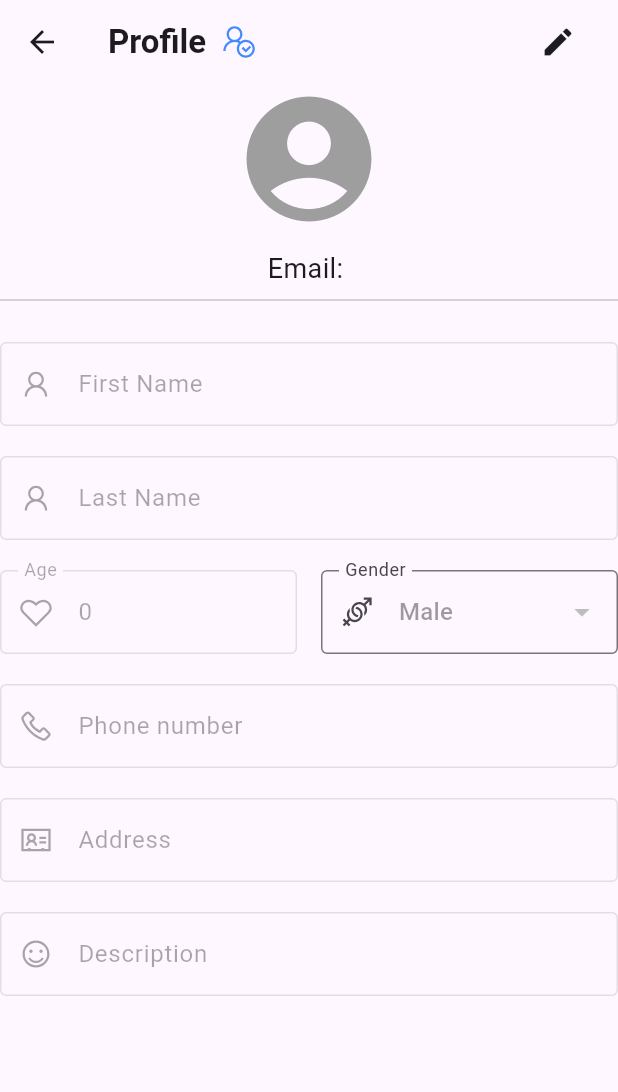
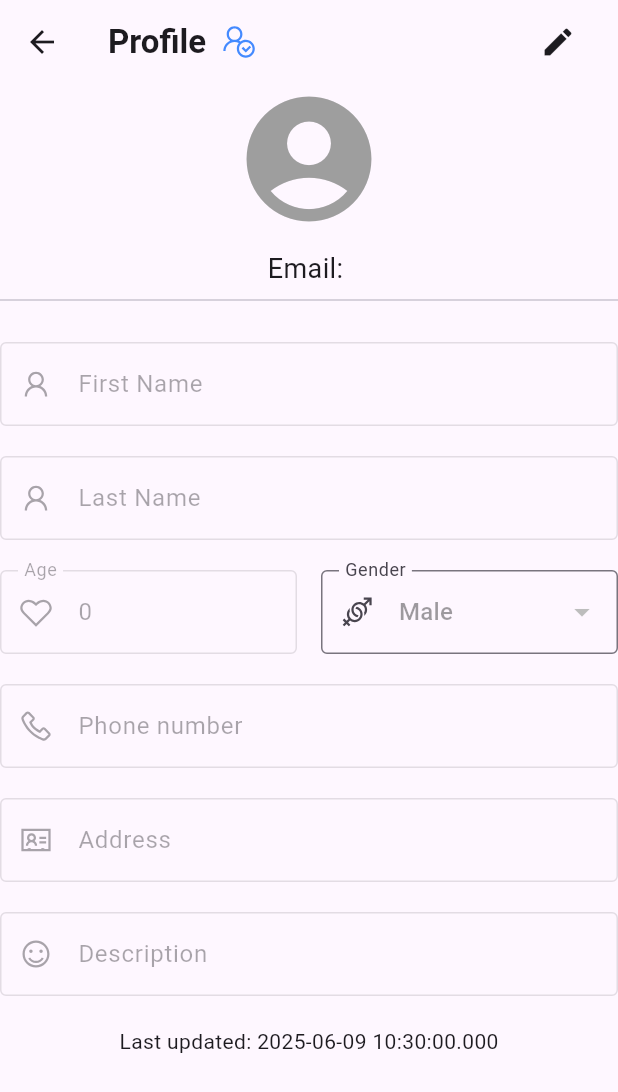
Before and after one commit to SongokuBlue/health, a Flutter app: the screen it shows once a user with an empty profile is signed in, in the side drawer, after a tap on "Profile", on a phone screen of 412 x 824 dp. Shown: the top 1092 px of the screen. Run offline on Flutter 3.47's test engine with Material 3 defaults, Android fonts, the phone set to English and light mode, and no system bars; our stand-ins replace firebase_auth, firebase_core, firebase_database, fl_chart, flutter_svg, line_awesome_flutter and 1 more; missing offline and left inert: omni_datetime_picker; accounts and stored records are empty; network calls fail.

Commit message:
making register page and fixing some other error

```diff
--- a/lib/pages/auth_page.dart
+++ b/lib/pages/auth_page.dart
@@ -2,6 +2,7 @@ import 'package:firebase_auth/firebase_auth.dart';
 import 'package:flutter/material.dart';
 
 import 'package:health/home.dart';
+import 'package:health/pages/login_or_register.dart';
 import 'package:health/pages/login_page.dart';
 class AuthPage extends StatelessWidget {
   const AuthPage({super.key});
@@ -18,7 +19,7 @@ class AuthPage extends StatelessWidget {
           }
           // ❌ Nếu chưa login => vào LoginPage
           else {
-            return LoginPage();
+            return LoginOrRegister();
           }
         },
       ),
--- /dev/null
+++ b/lib/pages/login_or_register.dart
@@ -0,0 +1,33 @@
+import 'package:flutter/material.dart';
+import 'package:health/pages/login_page.dart';
+import 'package:health/pages/register_page.dart';
+
+class LoginOrRegister extends StatefulWidget {
+  const LoginOrRegister({super.key});
+
+  @override
+  State<LoginOrRegister> createState() => _LoginOrRegisterState();
+}
+
+class _LoginOrRegisterState extends State<LoginOrRegister> {
+  bool showLoginPage = true;
+
+  void togglePages() {
+    setState(() {
+      showLoginPage = !showLoginPage;
+    });
+  }
+
+  @override
+  Widget build(BuildContext context) {
+    if (showLoginPage) {
+      return LoginPage(
+        onTap: togglePages,
+      );
+    } else {
+      return RegisterPage(
+        onTap: togglePages,
+      );
+    }
+  }
+}
--- a/lib/pages/login_page.dart
+++ b/lib/pages/login_page.dart
@@ -5,7 +5,8 @@ import 'package:health/bar/textfield.dart';
 
 
 class LoginPage extends StatefulWidget {
-  const LoginPage({super.key});
+  final VoidCallback onTap;
+  const LoginPage({super.key,required this.onTap});
 
   @override
   State<LoginPage> createState() => _LoginPageState();
@@ -16,6 +17,8 @@ class _LoginPageState extends State<LoginPage> {
   final EmailController = TextEditingController(); // lấy giá trị string dc nhập từ user
   final passwordController = TextEditingController();
   void signUserIn() async {
+    FocusScope.of(context).unfocus();
+    await Future.delayed(Duration(milliseconds: 300));
     // Mở loading dialog
     showDialog(
       context: context,
@@ -30,9 +33,9 @@ class _LoginPageState extends State<LoginPage> {
         email: EmailController.text,
         password: passwordController.text,
       );
-      Navigator.pop(context); // Đóng loading dialog
+      Navigator.of(context, rootNavigator: true).pop();
     } on FirebaseAuthException catch (e) {
-       Navigator.pop(context); // Đóng loading dialog
+      Navigator.of(context, rootNavigator: true).pop();
 
       switch (e.code) {
         case 'invalid-credential':
@@ -73,10 +76,10 @@ class _LoginPageState extends State<LoginPage> {
       resizeToAvoidBottomInset: true,
       body: SafeArea(
         child: SingleChildScrollView(
-          padding: EdgeInsets.only(
-            bottom:
-                MediaQuery.of(context,).viewInsets.bottom, // tránh bị che bởi bàn phím
-          ),
+          // padding: EdgeInsets.only(
+          //   bottom:
+          //       MediaQuery.of(context,).viewInsets.bottom, // tránh bị che bởi bàn phím
+          // ),
           child: Column(
             children: [
               //icon
@@ -123,13 +126,17 @@ class _LoginPageState extends State<LoginPage> {
               Row(
                 mainAxisAlignment: MainAxisAlignment.center,
                 children: [
-                  Text("Don't you have an account?"),
+                  const Text("Don't you have an account?"),
                   const SizedBox(width: 10),
-                  Text(
-                    "Create an account",
-                    style: TextStyle(
-                      color: Colors.blue,
-                      fontWeight: FontWeight.bold,
+                  GestureDetector(
+                    onTap: widget.onTap, // khi bấm sẽ gọi togglePages
+                    child: Text(
+                      "Create an account",
+                      style: TextStyle(
+                        color: Colors.blue,
+                        fontWeight: FontWeight.bold,
+                        decoration: TextDecoration.underline, // thêm gạch chân cho rõ là link
+                      ),
                     ),
                   ),
                 ],
--- a/lib/pages/profile.dart
+++ b/lib/pages/profile.dart
@@ -12,7 +12,7 @@ class ProfilePage extends StatefulWidget {
 
 class _ProfilePageState extends State<ProfilePage> {
   final User? user = FirebaseAuth.instance.currentUser; // lấy dữ liệu hiện tại của user đó
-
+  DateTime _lastUpdated = DateTime.now();
   bool isEditing = false;
 
   // Controllers để lưu trữ dữ liệu nhập
@@ -25,6 +25,7 @@ class _ProfilePageState extends State<ProfilePage> {
   String gender = "Male";
 
   void initState() {
+
     super.initState();
     _loadUserData();
   }
@@ -67,6 +68,7 @@ class _ProfilePageState extends State<ProfilePage> {
                     }
 
                     setState(() {
+                      _lastUpdated = DateTime.now(); // Cập nhật lại thời gian
                       isEditing = false;
                     });
 
@@ -192,7 +194,10 @@ class _ProfilePageState extends State<ProfilePage> {
                 ],
               ),
             ),
+            SizedBox(height: 20),
+            Text("Last updated: ${_lastUpdated.toString()}"),
           ],
+
         ),
       ),
     );
--- a/lib/pages/register_page.dart
+++ b/lib/pages/register_page.dart
@@ -0,0 +1,161 @@
+import 'package:firebase_auth/firebase_auth.dart';
+import 'package:flutter/material.dart';
+import 'package:flutter_svg/flutter_svg.dart';
+import 'package:health/bar/textfield.dart';
+
+
+class RegisterPage extends StatefulWidget {
+  final VoidCallback onTap;
+  const RegisterPage({super.key,required this.onTap});
+
+  @override
+  State<RegisterPage> createState() => _RegisterPageState();
+}
+
+class _RegisterPageState extends State<RegisterPage> {
+
+  final EmailController = TextEditingController(); // lấy giá trị string dc nhập từ user
+  final passwordController = TextEditingController();
+  final ConfirmpasswordController = TextEditingController();
+  void signUserUp() async {
+    FocusScope.of(context).unfocus();
+    await Future.delayed(Duration(milliseconds: 300));
+    // Mở loading dialog
+    showDialog(
+      context: context,
+      barrierDismissible: false,
+      useRootNavigator: true, // thêm dòng này
+      builder: (context) => const Center(child: CircularProgressIndicator()),
+    );
+
+    try {
+      if(passwordController.text == ConfirmpasswordController.text){
+
+        await FirebaseAuth.instance.createUserWithEmailAndPassword(
+          email: EmailController.text,
+          password: passwordController.text,
+        );
+      }else{
+        _showErrorDialog("password doesn't match");
+      }
+      // Gọi Firebase Auth
+      Navigator.pop(context); // Đóng loading dialog
+    } on FirebaseAuthException catch (e) {
+      Navigator.pop(context); // Đóng loading dialog
+
+      switch (e.code) {
+        case 'invalid-credential':
+          _showErrorDialog("Wrong email or password");
+          break;
+        case 'channel-error':
+          _showErrorDialog("Please enter full password and email");
+          break;
+        case 'too-many-requests':
+          _showErrorDialog("login failed many times ,please try again later ");
+          break;
+        default:
+          _showErrorDialog("there is error please try again.");
+          debugPrint("FirebaseAuth error: ${e.code}");
+      }
+    }
+  }
+  void _showErrorDialog(String message) {
+    if (!mounted) return;
+    showDialog(
+      context: context,
+      builder: (context) => AlertDialog(
+        title: const Text("Error login"),
+        content: Text(message),
+        actions: [
+          TextButton(
+            onPressed: () => Navigator.pop(context),
+            child: const Text("OK"),
+          ),
+        ],
+      ),
+    );
+  }
+
+  @override
+  Widget build(BuildContext context) {
+    return Scaffold(
+      resizeToAvoidBottomInset: true,
+      body: SafeArea(
+        child: SingleChildScrollView(
+          // padding: EdgeInsets.only(
+          //   bottom:
+          //   MediaQuery.of(context,).viewInsets.bottom, // tránh bị che bởi bàn phím
+          // ),
+          child: Column(
+            children: [
+              //icon
+              const SizedBox(height: 40),
+              Align(
+                alignment: Alignment.topCenter,
+                child: SvgPicture.asset(
+                  'assets/heart.svg',
+                  width: 250,
+                  height: 250,
+                ),
+              ),
+              const SizedBox(height: 30),
+              //login and password field
+              CustomTextField(
+                label: 'Email',
+                obscureText: false,
+                controller: EmailController,
+              ), //username
+              const SizedBox(height: 10),
+              CustomTextField(
+                label: 'Password',
+                obscureText: true,
+                controller: passwordController,
+              ), //password
+              CustomTextField(
+                label: 'Confirm Password',
+                obscureText: true,
+                controller: ConfirmpasswordController,
+              ), //password
+              const SizedBox(height: 10),
+
+
+              //log in button
+              ElevatedButton(
+                onPressed: signUserUp, // gọi hàm khi bấm
+                style: ElevatedButton.styleFrom(
+                  padding: EdgeInsets.symmetric(horizontal: 50, vertical: 15),
+                  shape: RoundedRectangleBorder(borderRadius: BorderRadius.circular(12)),
+                  backgroundColor: Colors.blue,
+                ),
+                child: Text(
+                  "Sign up",
+                  style: TextStyle(fontSize: 20, color: Colors.white),
+                ),
+              ),
+              const SizedBox(height: 10),
+              // register
+              Row(
+                mainAxisAlignment: MainAxisAlignment.center,
+                children: [
+                  const Text("Already have an account?"),
+                  const SizedBox(width: 10),
+                  GestureDetector(
+                    onTap: widget.onTap, // khi bấm sẽ gọi togglePages
+                    child: Text(
+                      "Login now",
+                      style: TextStyle(
+                        color: Colors.blue,
+                        fontWeight: FontWeight.bold,
+                        decoration: TextDecoration.underline, // thêm gạch chân cho rõ là link
+                      ),
+                    ),
+                  ),
+                ],
+              ),
+            ],
+          ),
+        ),
+      ),
+    );
+  }
+}
```
